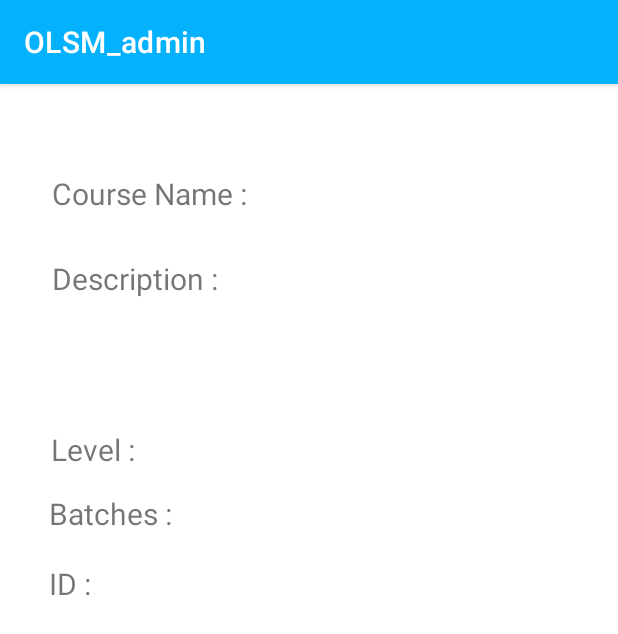
After one commit to vnavada99/OLSM_admin, an Android app: the view_course screen opened directly, with no data from a screen before it, on a phone screen of 412 x 824 dp. The commit adds this screen. Shown: the top 634 px of the screen. Run offline under Robolectric (Android 15) with nearby library versions, the phone set to English and light mode, and no system bars; our stand-ins replace Firebase (no records; nobody signed in at launch, a user with empty details on screens opened directly); 4 statements that could not run were skipped.

Commit message:
Created an activity to view the Course in detail by implementing the onCLick Listener on the CourseAdapter.

```diff
--- a/app/src/main/AndroidManifest.xml
+++ b/app/src/main/AndroidManifest.xml
@@ -9,7 +9,8 @@
         android:roundIcon="@mipmap/ic_main_logo"
         android:supportsRtl="true"
         android:theme="@style/Theme.OLSM_admin">
-        <activity android:name="courses.add_course"></activity>
+        <activity android:name="courses.view_course"></activity>
+        <activity android:name="courses.add_course" />
         <activity android:name=".courses_one" />
         <activity android:name=".instructor_view" />
         <activity
--- a/app/src/main/java/Adapters/CourseAdapter.java
+++ b/app/src/main/java/Adapters/CourseAdapter.java
@@ -1,5 +1,7 @@
 package Adapters;
 
+import android.content.Context;
+import android.content.Intent;
 import android.graphics.Bitmap;
 import android.graphics.BitmapFactory;
 import android.view.LayoutInflater;
@@ -7,11 +9,13 @@ import android.view.View;
 import android.view.ViewGroup;
 import android.widget.ImageView;
 import android.widget.TextView;
+import android.widget.Toast;
 
 import androidx.annotation.NonNull;
 import androidx.recyclerview.widget.RecyclerView;
 
 import com.example.olsm_admin.R;
+import com.example.olsm_admin.ui.home.HomeFragment;
 import com.google.android.gms.tasks.OnSuccessListener;
 import com.google.firebase.storage.FirebaseStorage;
 import com.google.firebase.storage.StorageReference;
@@ -19,18 +23,33 @@ import com.google.firebase.storage.StorageReference;
 import java.util.ArrayList;
 
 import courses.course;
+import courses.view_course;
 
 public class CourseAdapter extends RecyclerView.Adapter<CourseAdapter.CourseViewHolder> {
     ArrayList<course> cs = new ArrayList<>();
     FirebaseStorage storage;
-    public CourseAdapter(ArrayList<course> cs){
+    private Context context;
+    public CourseAdapter(ArrayList<course> cs,Context context){
         this.cs = cs;
         storage = FirebaseStorage.getInstance();
+        this.context = context;
     }
     public CourseViewHolder onCreateViewHolder(@NonNull ViewGroup parent, int viewType) {
         LayoutInflater inflater = LayoutInflater.from(parent.getContext());
         View view = inflater.inflate(R.layout.activity_courses_one,parent,false);
-        return new CourseViewHolder(view);
+        CourseViewHolder v = new CourseViewHolder(view);
+
+        v.itemView.setOnClickListener(new View.OnClickListener() {
+            @Override
+            public void onClick(View view) {
+                //Toast.makeText(context,v.name.getText().toString(),Toast.LENGTH_LONG).show();
+                Intent i = new Intent(context,view_course.class);
+                i.putExtra("c_id",v.id.getText().toString());
+                context.startActivity(i);
+            }
+        });
+
+        return v;
     }
 
     @Override
@@ -49,6 +68,7 @@ public class CourseAdapter extends RecyclerView.Adapter<CourseAdapter.CourseView
         holder.desc.setText(cn.getC_desc());
         holder.level.setText(cn.getC_level());
         holder.batch.setText(cn.getC_batch());
+        holder.id.setText(cn.getC_id());
     }
 
     @Override
@@ -56,7 +76,7 @@ public class CourseAdapter extends RecyclerView.Adapter<CourseAdapter.CourseView
         return cs.size();
     }
     public class CourseViewHolder extends RecyclerView.ViewHolder{
-        TextView name,level,batch,desc;
+        TextView name,level,batch,desc,id;
         ImageView imageView;
         public CourseViewHolder(View itemView){
             super(itemView);
@@ -65,6 +85,8 @@ public class CourseAdapter extends RecyclerView.Adapter<CourseAdapter.CourseView
             batch = itemView.findViewById(R.id.c_batch);
             desc = itemView.findViewById(R.id.c_desc);
             imageView = itemView.findViewById(R.id.imageView2);
+            id = itemView.findViewById(R.id.c_id);
         }
     }
+
 }
--- a/app/src/main/java/com/example/olsm_admin/ui/home/HomeFragment.java
+++ b/app/src/main/java/com/example/olsm_admin/ui/home/HomeFragment.java
@@ -34,8 +34,9 @@ import Adapters.ProgrammingAdapter;
 import Instructor.instructor;
 import courses.add_course;
 import courses.course;
+import courses.view_course;
 
-public class HomeFragment extends Fragment {
+public class HomeFragment extends Fragment{
 
     private HomeViewModel homeViewModel;
 
@@ -81,13 +82,12 @@ public class HomeFragment extends Fragment {
                 }
                 //Toast.makeText(getActivity(),in.toString(),Toast.LENGTH_LONG).show();
                 RecyclerView rec = root.findViewById(R.id.c_recycler);
-                rec.setAdapter(new CourseAdapter(in));
+                rec.setAdapter(new CourseAdapter(in,getContext()));
                 rec.setLayoutManager(new LinearLayoutManager(getActivity()));
             }
 
             @Override
             public void onCancelled(@NonNull DatabaseError error) {
-
             }
         });
 
--- /dev/null
+++ b/app/src/main/java/courses/view_course.java
@@ -0,0 +1,59 @@
+package courses;
+
+import androidx.annotation.NonNull;
+import androidx.appcompat.app.AppCompatActivity;
+import androidx.recyclerview.widget.LinearLayoutManager;
+import androidx.recyclerview.widget.RecyclerView;
+
+import android.content.Intent;
+import android.os.Bundle;
+import android.widget.TextView;
+
+import com.example.olsm_admin.R;
+import com.google.firebase.database.DataSnapshot;
+import com.google.firebase.database.DatabaseError;
+import com.google.firebase.database.DatabaseReference;
+import com.google.firebase.database.FirebaseDatabase;
+import com.google.firebase.database.ValueEventListener;
+
+import org.jetbrains.annotations.NotNull;
+
+import Adapters.CourseAdapter;
+
+public class view_course extends AppCompatActivity {
+    private DatabaseReference mDatabase;
+
+    private TextView c_name,c_desc,c_level,c_batch,c_id;
+
+    @Override
+    protected void onCreate(Bundle savedInstanceState) {
+        super.onCreate(savedInstanceState);
+        setContentView(R.layout.activity_view_course);
+        c_name = findViewById(R.id.c_name);
+        c_desc = findViewById(R.id.c_desc);
+        c_id = findViewById(R.id.c_id);
+        c_batch = findViewById(R.id.c_batch);
+        c_level = findViewById(R.id.c_level);
+
+        Intent i = getIntent();
+        String id = i.getStringExtra("c_id");
+
+
+        mDatabase = FirebaseDatabase.getInstance().getReference().child("OLSM").child("courses");
+        mDatabase.addValueEventListener(new ValueEventListener() {
+            @Override
+            public void onDataChange(@NotNull DataSnapshot snapshot) {
+                c_name.setText(snapshot.child(id).child("c_name").getValue().toString());
+                c_desc.setText(snapshot.child(id).child("c_desc").getValue().toString());
+                c_id.setText(id);
+                c_batch.setText(snapshot.child(id).child("c_batch").getValue().toString());
+                c_level.setText(snapshot.child(id).child("c_level").getValue().toString());
+                //Toast.makeText(getActivity(),in.toString(),Toast.LENGTH_LONG).show();
+            }
+
+            @Override
+            public void onCancelled(@NonNull DatabaseError error) {
+            }
+        });
+    }
+}
--- a/app/src/main/res/layout/activity_courses_one.xml
+++ b/app/src/main/res/layout/activity_courses_one.xml
@@ -12,6 +12,7 @@
         android:layout_width="87dp"
         android:layout_height="91dp"
         android:layout_marginStart="15dp"
+        app:layout_constraintCircleRadius="2dp"
         android:layout_marginLeft="15dp"
         android:layout_marginTop="15dp"
         android:layout_marginEnd="300dp"
@@ -120,4 +121,29 @@
         app:layout_constraintStart_toEndOf="@+id/textView13"
         app:layout_constraintTop_toTopOf="parent"
         app:layout_constraintVertical_bias="0.474" />
+
+    <TextView
+        android:id="@+id/textView7"
+        android:layout_width="wrap_content"
+        android:layout_height="wrap_content"
+        android:layout_marginLeft="10dp"
+        android:text="Course ID :"
+        app:layout_constraintBottom_toBottomOf="parent"
+        app:layout_constraintEnd_toEndOf="parent"
+        app:layout_constraintHorizontal_bias="0.0"
+        app:layout_constraintStart_toStartOf="parent"
+        app:layout_constraintTop_toTopOf="parent"
+        app:layout_constraintVertical_bias="0.971" />
+
+    <TextView
+        android:id="@+id/c_id"
+        android:layout_width="wrap_content"
+        android:layout_height="wrap_content"
+        android:layout_marginLeft="100dp"
+        app:layout_constraintBottom_toBottomOf="parent"
+        app:layout_constraintEnd_toEndOf="parent"
+        app:layout_constraintHorizontal_bias="0.038"
+        app:layout_constraintStart_toStartOf="parent"
+        app:layout_constraintTop_toTopOf="parent"
+        app:layout_constraintVertical_bias="0.96" />
 </androidx.constraintlayout.widget.ConstraintLayout>
--- /dev/null
+++ b/app/src/main/res/layout/activity_view_course.xml
@@ -0,0 +1,153 @@
+<?xml version="1.0" encoding="utf-8"?>
+<androidx.constraintlayout.widget.ConstraintLayout xmlns:android="http://schemas.android.com/apk/res/android"
+    xmlns:app="http://schemas.android.com/apk/res-auto"
+    xmlns:tools="http://schemas.android.com/tools"
+    android:layout_width="match_parent"
+    android:layout_height="match_parent"
+    tools:context="courses.view_course">
+
+    <TextView
+        android:id="@+id/text2"
+        android:layout_width="150dp"
+        android:text="Course Name :"
+        android:textSize="20dp"
+        android:layout_height="30dp"
+        android:layout_marginTop="20dp"
+        android:layout_marginLeft="10dp"
+        app:layout_constraintBottom_toBottomOf="parent"
+        app:layout_constraintEnd_toEndOf="parent"
+        app:layout_constraintHorizontal_bias="0.099"
+        app:layout_constraintStart_toStartOf="parent"
+        app:layout_constraintTop_toTopOf="parent"
+        app:layout_constraintVertical_bias="0.055" />
+    <TextView
+        android:id="@+id/c_name"
+        android:layout_width="150dp"
+        android:textSize="20dp"
+        android:layout_height="30dp"
+        android:layout_marginTop="20dp"
+        android:layout_marginLeft="180dp"
+        app:layout_constraintBottom_toBottomOf="parent"
+        app:layout_constraintEnd_toEndOf="parent"
+        app:layout_constraintHorizontal_bias="0.099"
+        app:layout_constraintStart_toStartOf="parent"
+        app:layout_constraintTop_toTopOf="parent"
+        app:layout_constraintVertical_bias="0.055" />
+
+    <TextView
+        android:id="@+id/textView12"
+        android:layout_width="150dp"
+        android:text="Description :"
+        android:textSize="20dp"
+        android:layout_height="30dp"
+        android:layout_marginTop="80dp"
+        android:layout_marginLeft="10dp"
+        app:layout_constraintBottom_toBottomOf="parent"
+        app:layout_constraintEnd_toEndOf="parent"
+        app:layout_constraintHorizontal_bias="0.099"
+        app:layout_constraintStart_toStartOf="parent"
+        app:layout_constraintTop_toTopOf="parent"
+        app:layout_constraintVertical_bias="0.055" />
+
+    <TextView
+        android:id="@+id/c_desc"
+        android:layout_width="210dp"
+        android:textSize="20dp"
+        android:overScrollMode="ifContentScrolls"
+        android:layout_height="90dp"
+        android:layout_marginTop="80dp"
+        android:layout_marginLeft="180dp"
+        app:layout_constraintBottom_toBottomOf="parent"
+        app:layout_constraintEnd_toEndOf="parent"
+        app:layout_constraintHorizontal_bias="0.099"
+        app:layout_constraintStart_toStartOf="parent"
+        app:layout_constraintTop_toTopOf="parent"
+        app:layout_constraintVertical_bias="0.055" />
+
+    <TextView
+        android:id="@+id/textView6"
+        android:layout_width="70dp"
+        android:layout_height="30dp"
+        android:layout_marginLeft="10dp"
+        android:layout_marginTop="200dp"
+        android:text="Level :"
+        android:textSize="20dp"
+        app:layout_constraintBottom_toBottomOf="parent"
+        app:layout_constraintEnd_toEndOf="parent"
+        app:layout_constraintHorizontal_bias="0.073"
+        app:layout_constraintStart_toStartOf="parent"
+        app:layout_constraintTop_toTopOf="parent"
+        app:layout_constraintVertical_bias="0.056" />
+
+    <TextView
+        android:id="@+id/c_level"
+        android:layout_width="150dp"
+        android:textSize="20dp"
+        android:layout_height="30dp"
+        android:layout_marginTop="200dp"
+        android:layout_marginLeft="180dp"
+        app:layout_constraintBottom_toBottomOf="parent"
+        app:layout_constraintEnd_toEndOf="parent"
+        app:layout_constraintHorizontal_bias="0.099"
+        app:layout_constraintStart_toStartOf="parent"
+        app:layout_constraintTop_toTopOf="parent"
+        app:layout_constraintVertical_bias="0.055" />
+
+    <TextView
+        android:id="@+id/textView3"
+        android:layout_width="90dp"
+        android:layout_height="30dp"
+        android:layout_marginLeft="10dp"
+        android:layout_marginTop="245dp"
+        android:text="Batches :"
+        android:textSize="20dp"
+        app:layout_constraintBottom_toBottomOf="parent"
+        app:layout_constraintEnd_toEndOf="parent"
+        app:layout_constraintHorizontal_bias="0.073"
+        app:layout_constraintStart_toStartOf="parent"
+        app:layout_constraintTop_toTopOf="parent"
+        app:layout_constraintVertical_bias="0.056" />
+
+    <TextView
+        android:id="@+id/c_batch"
+        android:layout_width="200dp"
+        android:textSize="20dp"
+        android:layout_height="30dp"
+        android:layout_marginTop="245dp"
+        android:layout_marginLeft="180dp"
+        app:layout_constraintBottom_toBottomOf="parent"
+        app:layout_constraintEnd_toEndOf="parent"
+        app:layout_constraintHorizontal_bias="0.099"
+        app:layout_constraintStart_toStartOf="parent"
+        app:layout_constraintTop_toTopOf="parent"
+        app:layout_constraintVertical_bias="0.055" />
+
+    <TextView
+        android:id="@+id/textView4"
+        android:layout_width="30dp"
+        android:layout_height="30dp"
+        android:layout_marginLeft="0dp"
+        android:layout_marginTop="295dp"
+        android:text="ID :"
+        android:textSize="20dp"
+        app:layout_constraintBottom_toBottomOf="parent"
+        app:layout_constraintEnd_toEndOf="parent"
+        app:layout_constraintHorizontal_bias="0.086"
+        app:layout_constraintStart_toStartOf="parent"
+        app:layout_constraintTop_toTopOf="parent"
+        app:layout_constraintVertical_bias="0.054" />
+
+    <TextView
+        android:id="@+id/c_id"
+        android:layout_width="230dp"
+        android:textSize="20dp"
+        android:layout_height="30dp"
+        android:layout_marginTop="295dp"
+        android:layout_marginLeft="180dp"
+        app:layout_constraintBottom_toBottomOf="parent"
+        app:layout_constraintEnd_toEndOf="parent"
+        app:layout_constraintHorizontal_bias="0.099"
+        app:layout_constraintStart_toStartOf="parent"
+        app:layout_constraintTop_toTopOf="parent"
+        app:layout_constraintVertical_bias="0.055" />
+</androidx.constraintlayout.widget.ConstraintLayout>
```
